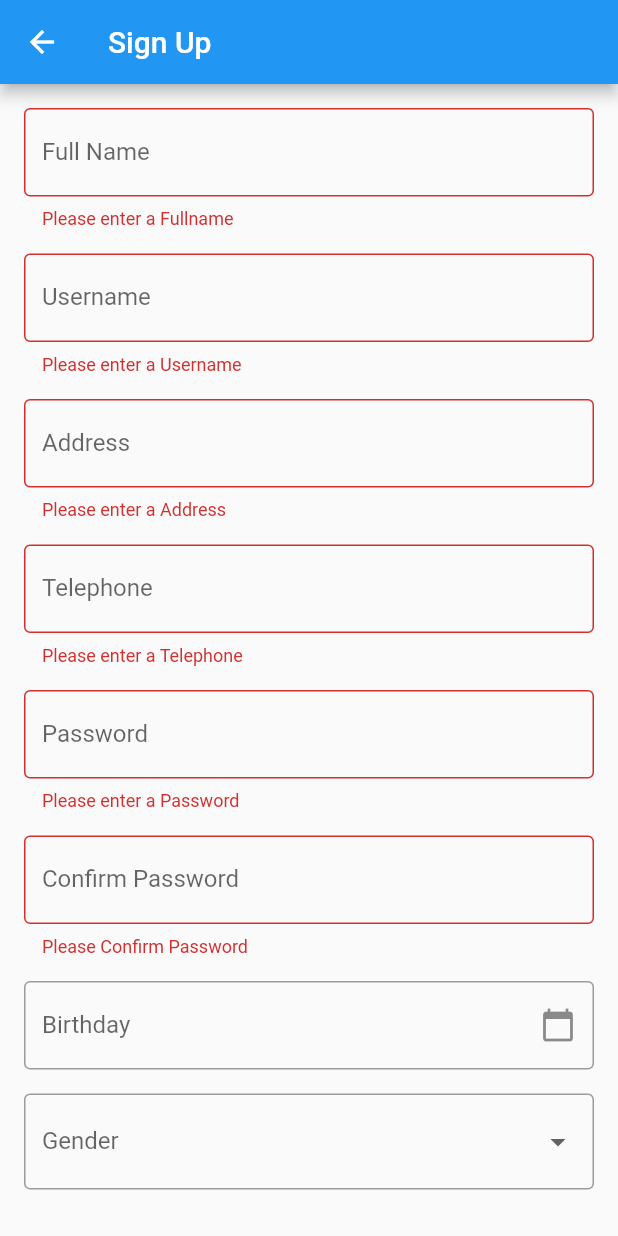
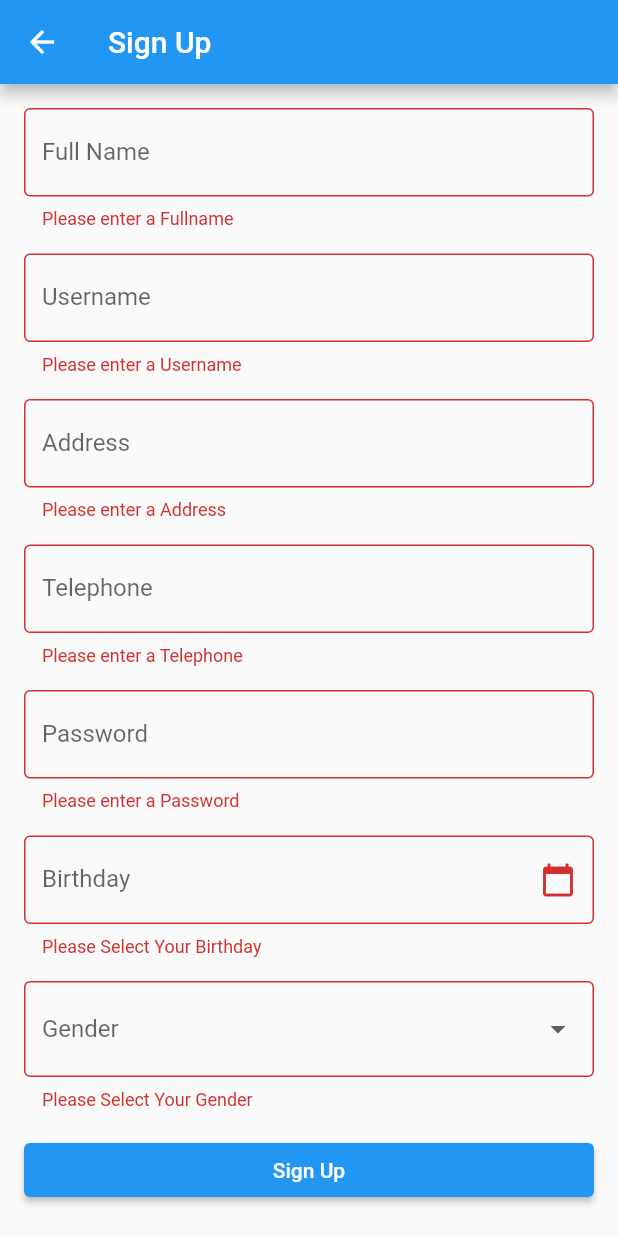
Before and after one commit to RealHack-4-0/Coding-Blinders, a Flutter app: the SignUpPage screen opened directly, after a tap on "Sign Up", on a phone screen of 412 x 824 dp. Run offline on Flutter 3.47's test engine with Material 2 defaults, Android fonts, the phone set to English and light mode, and no system bars; our stand-ins replace flutter_svg.

Commit message:
signup ui only some validations

```diff
--- a/CodingBlinders/lib/screens/signup.dart
+++ b/CodingBlinders/lib/screens/signup.dart
@@ -1,4 +1,6 @@
 import 'package:flutter/material.dart';
+import 'package:flutter/services.dart';
+import 'package:intl/intl.dart';
 
 class SignUpPage extends StatefulWidget {
   const SignUpPage({Key? key}) : super(key: key);
@@ -10,7 +12,7 @@ class SignUpPage extends StatefulWidget {
 class _SignUpPageState extends State<SignUpPage> {
   final _formKey = GlobalKey<FormState>();
   DateTime? _birthday;
-  String? _selectedGender,fullname,address,username,telephone,password;
+  String? _selectedGender,fullname,address,username,telephone,password,gender,formatted_birthday;
 
 
   @override
@@ -78,9 +80,16 @@ class _SignUpPageState extends State<SignUpPage> {
                   labelText: 'Telephone',
                   border: OutlineInputBorder(),
                 ),
+                inputFormatters: [
+                  FilteringTextInputFormatter.digitsOnly,
+                  LengthLimitingTextInputFormatter(10),
+                ],
                 validator: (value) {
                   if (value == null || value.isEmpty) {
                     return 'Please enter a Telephone';
+                  }
+                  if (value.length != 10) {
+                    return 'Telephone number should be exactly 10 digits';
                   }
                   return null;
                 },
@@ -88,6 +97,7 @@ class _SignUpPageState extends State<SignUpPage> {
                   telephone=value;
                 },
               ),
+
               SizedBox(height: 16.0),
               TextFormField(
                 obscureText: true,
@@ -108,24 +118,7 @@ class _SignUpPageState extends State<SignUpPage> {
                 },
               ),
               SizedBox(height: 16.0),
-              TextFormField(
-                obscureText: true,
-                decoration: InputDecoration(
-                  labelText: 'Confirm Password',
-                  border: OutlineInputBorder(),
-                ),
-                validator: (value) {
-                  if (value == null || value.isEmpty) {
-                    return 'Please Confirm Password';
-                  }
-                  else if(value!=password){
-                    return 'Passwords do not match';
-                  }
-                  return null;
-                },
 
-              ),
-              SizedBox(height: 16.0),
               TextFormField(
                 decoration: InputDecoration(
                   labelText: 'Birthday',
@@ -138,19 +131,23 @@ class _SignUpPageState extends State<SignUpPage> {
                 controller: TextEditingController(
                   text: _birthday == null
                       ? ''
-                      : '${_birthday?.day}/${_birthday?.month}/${_birthday?.year}',
+                      : DateFormat('yyyy-MM-dd').format(_birthday!),
                 ),
+                validator: (value) {
+                  if (value == null || value.isEmpty) {
+                    return 'Please Select Your Birthday';
+                  }
+                  return null;
+                },
                 onSaved: (value) {
                   if (value != null && value.isNotEmpty) {
-                    final parts = value.split('/');
-                    _birthday = DateTime(
-                      int.parse(parts[2]),
-                      int.parse(parts[1]),
-                      int.parse(parts[0]),
-                    );
+                    _birthday = DateTime.parse(value);
+                    formatted_birthday= DateFormat('yyyy-MM-dd').format(_birthday!);
+
                   }
                 },
               ),
+
               SizedBox(height: 16.0),
               DropdownButtonFormField<String>(
                 decoration: InputDecoration(
@@ -172,9 +169,20 @@ class _SignUpPageState extends State<SignUpPage> {
                     child: Text('Female'),
                     value: 'Female',
                   ),
+                  DropdownMenuItem(
+                    child: Text('Other'),
+                    value: 'Other',
+                  ),
                 ],
+                validator: (value) {
+                  if (value == null || value.isEmpty) {
+                    return 'Please Select Your Gender';
+                  }
+                  return null;
+                },
+
                 onSaved: (value) {
-                  // Save the value of the field to your data model
+                  gender=value;
                 },
               ),
               SizedBox(height: 16.0),
@@ -208,7 +216,14 @@ class _SignUpPageState extends State<SignUpPage> {
     final form = _formKey.currentState;
     if (form != null && form.validate()) {
       form.save();
+      print('Full Name: $fullname');
+      print('Username: $username');
+      print('Address: $address');
+      print('Telephone: $telephone');
+      print('Password: $password');
 
+      print('Birthday: $formatted_birthday');
+      print('Gender: $gender');
 
 
     }
--- a/CodingBlinders/pubspec.yaml
+++ b/CodingBlinders/pubspec.yaml
@@ -37,6 +37,7 @@ dependencies:
   cupertino_icons: ^1.0.2
   flutter_svg: ^2.0.3
   http: ^0.13.5
+  intl: ^0.18.0
 
 dev_dependencies:
   flutter_test:
```
Also changed, not shown: CodingBlinders/pubspec.lock.
